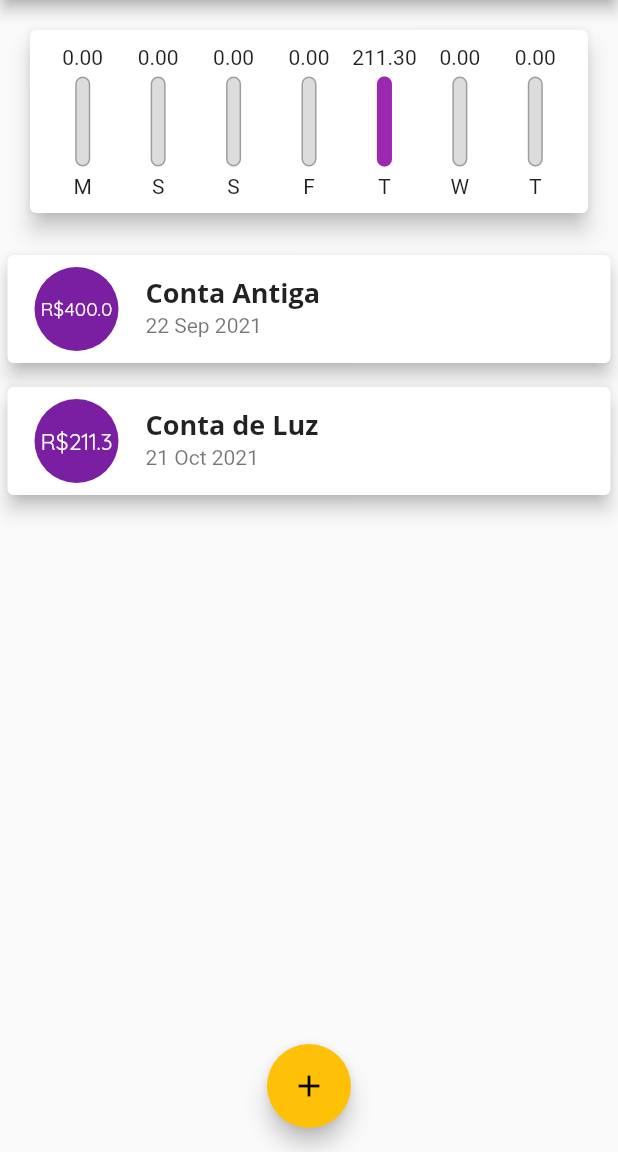
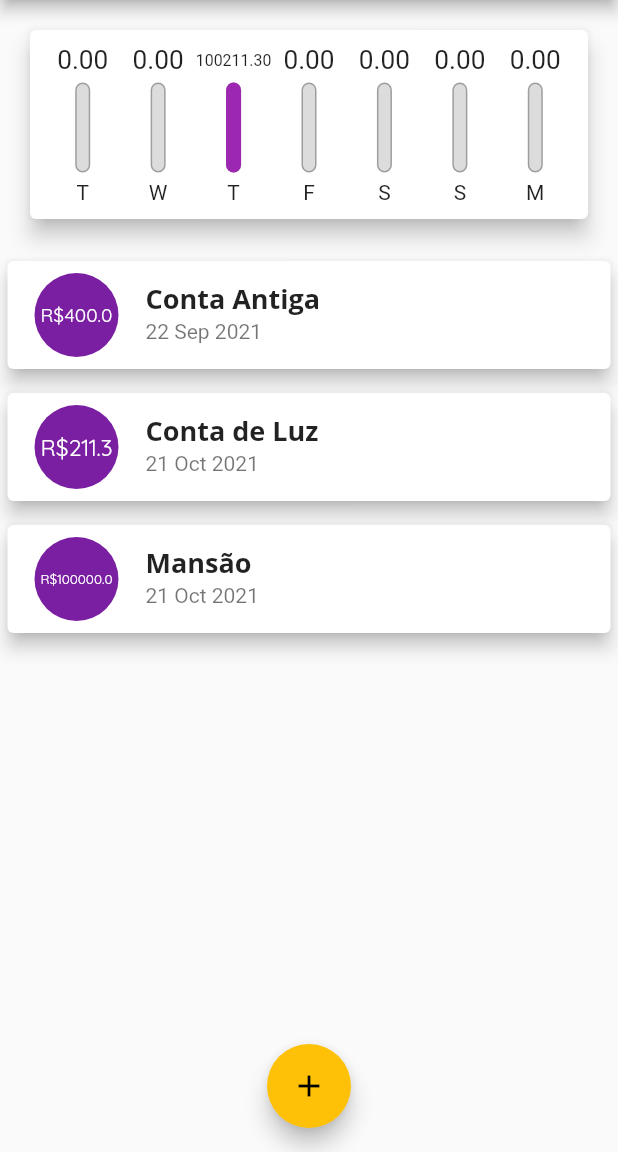
Before and after one commit to lucasaobarbosa/expenses, a Flutter app: the screen it shows after launch, on a phone screen of 412 x 824 dp, the part 84-1236 px from its top. Run offline on Flutter 3.47's test engine with Material 2 defaults, Android fonts, the phone set to English and light mode, and no system bars.

Commit message:
FittedBox

```diff
--- a/lib/components/chart.dart
+++ b/lib/components/chart.dart
@@ -33,7 +33,7 @@ class Chart extends StatelessWidget {
         'day': DateFormat.E().format(weekDay)[0],
         'value': totalSum,
       };
-    });
+    }).reversed.toList();
   }
 
   double get _weekTotalValue {
--- a/lib/components/chart_bar.dart
+++ b/lib/components/chart_bar.dart
@@ -15,7 +15,12 @@ class ChartBar extends StatelessWidget {
   Widget build(BuildContext context) {
     return Column(
       children: <Widget>[
-        FittedBox(child: Text('${value?.toStringAsFixed(2)}')),
+        Container(
+          height: 20,
+          child: FittedBox(
+            child: Text('${value?.toStringAsFixed(2)}'),
+          ),
+        ),
         SizedBox(height: 5),
         Container(
           height: 60,
@@ -38,7 +43,7 @@ class ChartBar extends StatelessWidget {
                 child: Container(
                   decoration: BoxDecoration(
                     color: Theme.of(context).primaryColor,
-                  borderRadius: BorderRadius.circular(5),
+                    borderRadius: BorderRadius.circular(5),
                   ),
                 ),
               ),
--- a/lib/main.dart
+++ b/lib/main.dart
@@ -55,6 +55,12 @@ class _MyHomePageState extends State<MyHomePage> {
       id: 't2',
       title: 'Conta de Luz',
       value: 211.30,
+      date: DateTime.now().subtract(Duration(days: 4)),
+    ),
+        Transaction(
+      id: 't3',
+      title: 'Mansão',
+      value: 100000,
       date: DateTime.now().subtract(Duration(days: 4)),
     ),
   ];
```
